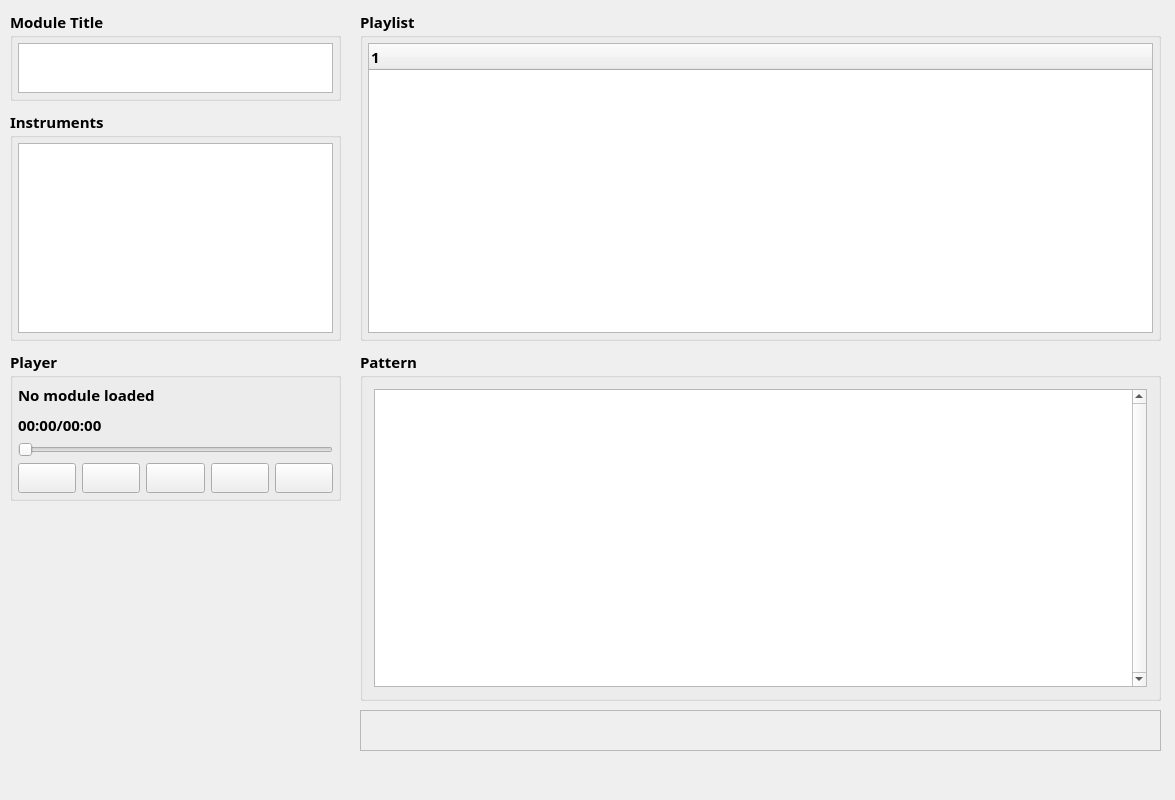
This is mainwindow.ui in pekdemir/qtModPlayer as Qt 5 draws it before an edit. The edited form follows.
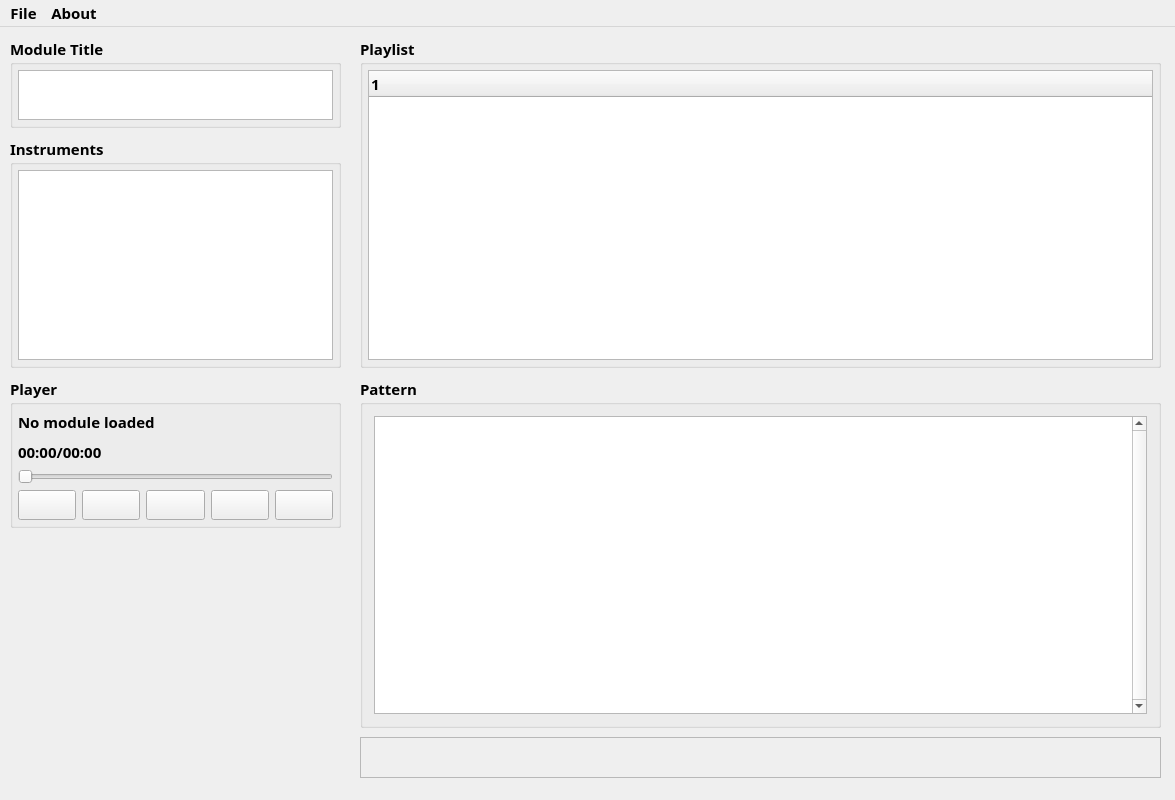
This is the edited form. Icons and pictures are not drawn.

What changed in the file:
```diff
--- a/mainwindow.ui
+++ b/mainwindow.ui
@@ -378,6 +378,22 @@
      <height>21</height>
     </rect>
    </property>
+   <widget class="QMenu" name="menuOpen">
+    <property name="title">
+     <string>File</string>
+    </property>
+    <addaction name="actionOpen"/>
+    <addaction name="separator"/>
+    <addaction name="actionExit"/>
+   </widget>
+   <widget class="QMenu" name="menuAbout">
+    <property name="title">
+     <string>About</string>
+    </property>
+    <addaction name="actionAbout"/>
+   </widget>
+   <addaction name="menuOpen"/>
+   <addaction name="menuAbout"/>
   </widget>
  </widget>
  <layoutdefault spacing="6" margin="11"/>
```
Left out of the diff: 15 changed lines with no effect on the pictures.
